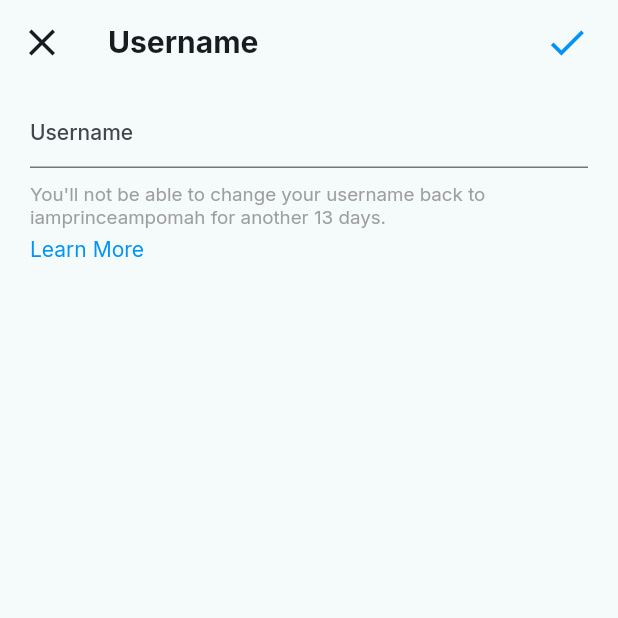
After one commit to Prince-Ampomah/Instagram-Clone, a Flutter app: the EditUsernameView screen opened directly, on a phone screen of 412 x 824 dp, the top half of it. The commit adds this screen. Run offline on Flutter 3.47's test engine with Material 2 defaults, Android fonts, the phone set to English and light mode, and no system bars; our stand-ins replace another_flushbar, cached_network_image, carousel_slider, cloud_firestore, file_picker, firebase_auth and 12 more; accounts and stored records are empty.

Commit message:
Edit profile data

```diff
--- a/lib/controller/auth_controller/auth_controller.dart
+++ b/lib/controller/auth_controller/auth_controller.dart
@@ -51,7 +51,7 @@ class AuthController extends GetxController {
 
           await userBox.put(Const.currentUser, userModel);
 
-          Get.off(() => AppLayoutView());
+          Get.off(() => AppLayoutView(pageIndex: 0));
         }
       }
 
--- a/lib/controller/post_controller/new_post_controller.dart
+++ b/lib/controller/post_controller/new_post_controller.dart
@@ -32,8 +32,6 @@ class NewPostController extends GetxController {
 
   String postId = FirestoreDBImpl.generateFirestoreId(Const.postsCollection);
 
-  UserModel? userModel = HiveServices.getUserBox().get(Const.currentUser);
-
   Future<List<dynamic>> _pickMediaFiles() async {
     FilePickerResult? result = await FilePicker.platform.pickFiles(
       allowMultiple: true,
@@ -62,6 +60,8 @@ class NewPostController extends GetxController {
   }
 
   addNewPost(context) async {
+    UserModel? userModel = HiveServices.getUserBox().get(Const.currentUser);
+
     PostModel postModel = PostModel(
       id: postId,
       caption: captionController.text,
--- a/lib/model/user_model/user_model.dart
+++ b/lib/model/user_model/user_model.dart
@@ -27,6 +27,10 @@ class UserModel {
   @HiveField(6)
   DateTime? createdAt;
 
+  @HiveField(7)
+  String? bio;
+
+  @HiveField(8)
   bool? isEmailVerified;
 
   UserModel({
@@ -38,6 +42,7 @@ class UserModel {
     this.userHandle,
     this.createdAt,
     this.isEmailVerified = false,
+    this.bio,
   });
 
   Map<String, dynamic> toJson() {
@@ -51,6 +56,7 @@ class UserModel {
     map['userHandle'] = userHandle;
     map['isEmailVerified'] = isEmailVerified;
     map['createdAt'] = createdAt;
+    map['bio'] = bio;
 
     return map;
   }
@@ -64,6 +70,7 @@ class UserModel {
       phoneNumber: json['phoneNumber'],
       userHandle: json['userHandle'],
       isEmailVerified: json['isEmailVerified'],
+      bio: json['bio'],
       createdAt: (json['createdAt'] is Timestamp)
           ? json['createdAt'].toDate()
           : json['createdAt'],
--- a/lib/view/authentication/email_verification/email_verification_view.dart
+++ b/lib/view/authentication/email_verification/email_verification_view.dart
@@ -2,6 +2,7 @@ import 'dart:async';
 import 'dart:io';
 
 import 'package:flutter/material.dart';
+import 'package:get/get.dart';
 import 'package:hive/hive.dart';
 
 import '../../../controller/auth_controller/auth_controller.dart';
@@ -95,11 +96,13 @@ class _EmailVerificationViewState extends State<EmailVerificationView> {
           userModel.toJson(),
         );
 
+        await uploadProfilePicToStorage();
+
         //save user data offline
         Box<UserModel> userBox = HiveServices.getUserBox();
         await userBox.put(Const.currentUser, userModel);
 
-        await uploadProfilePicToStorage();
+        Get.off(() => AppLayoutView(pageIndex: 0));
       }
     } catch (e) {
       Utils.showErrorMessage(e.toString());
--- /dev/null
+++ b/lib/view/profile/edit_profile/edit_username_view.dart
@@ -0,0 +1,77 @@
+import 'package:flutter/material.dart';
+import 'package:instagram_clone/core/constants/constants.dart';
+
+import '../../../controller/profile_controller/edit_profile_controller.dart';
+import '../../../core/theme/theme.dart';
+import '../../../core/widgets/cus_appbar.dart';
+
+class EditUsernameView extends StatelessWidget {
+  const EditUsernameView({super.key, this.username});
+
+  final String? username;
+
+  @override
+  Widget build(BuildContext context) {
+    EditProfileController.instance.usernameController =
+        TextEditingController(text: username ?? '');
+
+    return Scaffold(
+      appBar: CustomAppBar(
+        implyLeading: true,
+        title: 'Username',
+        titleStyle: const TextStyle(fontWeight: FontWeight.bold),
+        leadingIcon: IconButton(
+          onPressed: () => Navigator.pop(context),
+          icon: const Icon(Icons.clear, size: 30),
+        ),
+        actions: [
+          Padding(
+            padding: const EdgeInsets.only(right: 10),
+            child: IconButton(
+              onPressed: () {
+                EditProfileController.instance.updateUsername();
+                Navigator.pop(context);
+              },
+              icon: const Icon(
+                Icons.check,
+                size: 30,
+                color: AppColors.buttonColor,
+              ),
+            ),
+          ),
+        ],
+      ),
+      body: Padding(
+        padding: const EdgeInsets.symmetric(horizontal: 20, vertical: 8),
+        child: ListView(
+          shrinkWrap: true,
+          children: [
+            TextFormField(
+              controller: EditProfileController.instance.usernameController,
+              textInputAction: TextInputAction.done,
+              cursorColor: AppColors.blackColor,
+              decoration: const InputDecoration(hintText: 'Username'),
+              onSaved: (value) {
+                EditProfileController.instance.usernameController.text =
+                    value!.trim();
+              },
+            ),
+            10.ph,
+            const Text(
+              'You\'ll not be able to change your username back to iamprinceampomah for another 13 days.',
+              style: TextStyle(
+                fontSize: 12.5,
+                color: Colors.grey,
+              ),
+            ),
+            5.ph,
+            const Text(
+              'Learn More',
+              style: TextStyle(color: AppColors.buttonColor),
+            ),
+          ],
+        ),
+      ),
+    );
+  }
+}
```
Also changed, not shown: lib/controller/profile_controller/edit_profile_controller.dart (added, +77 -0 lines), lib/core/theme/theme.dart (+0 -13 lines), lib/core/theme/ui_layout_preference.dart (added, +14 -0 lines), lib/main.dart (+2 -7 lines), lib/view/home/post/core/post_user.dart (+10 -1 lines), lib/view/home/post/post_image.dart (+9 -5 lines), lib/view/profile/edit_profile/edit_bio_view.dart (added, +57 -0 lines), lib/view/profile/edit_profile/edit_name_view.dart (added, +56 -0 lines), lib/view/profile/edit_profile/edit_picture_view.dart (added, +56 -0 lines), lib/view/profile/edit_profile/edit_profile_view.dart (added, +171 -0 lines), lib/view/profile/profile_view_info.dart (+15 -2 lines), lib/model/user_model/user_model.g.dart.
